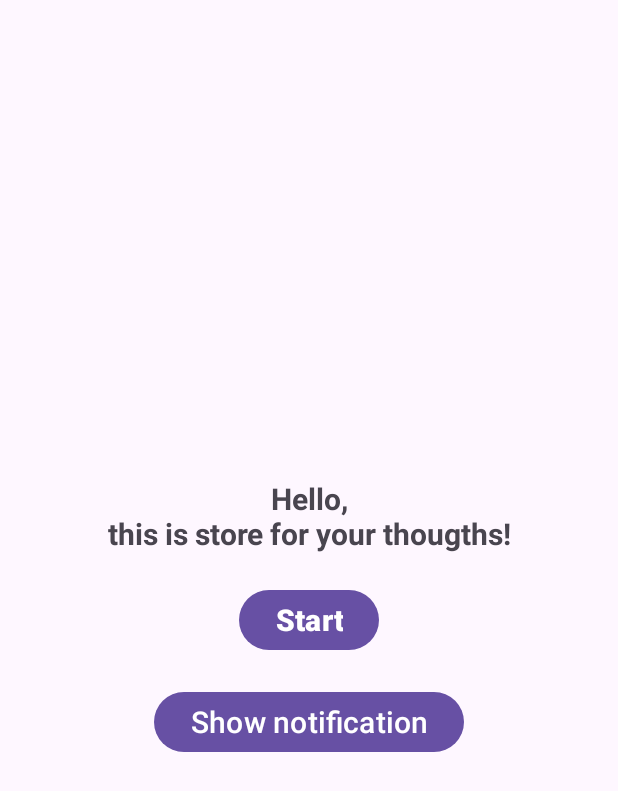
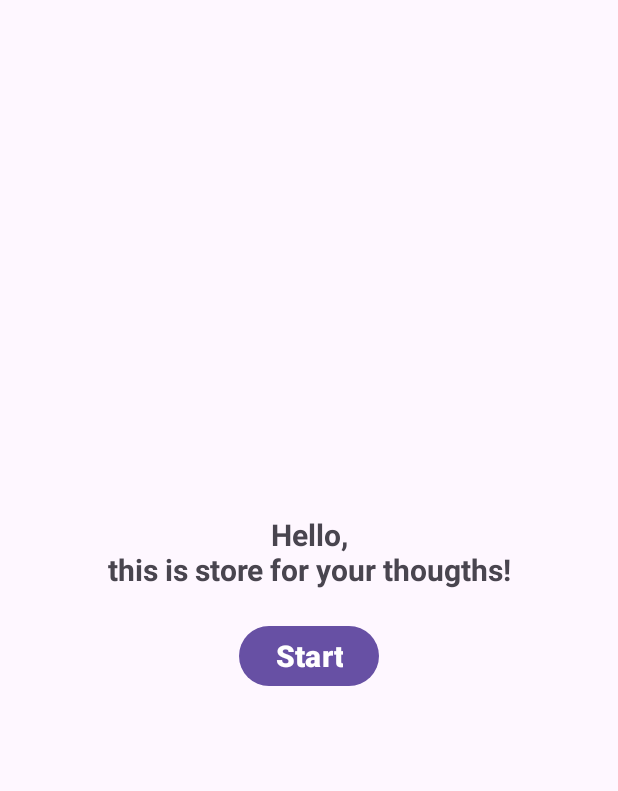
Before and after one commit to TamziF/MIREA_5, an Android app: the screen it shows after launch (MainActivity), on a phone screen of 412 x 824 dp. Shown: the top 791 px of the screen. Run offline under Robolectric (Android 15) with nearby library versions, the phone set to English and light mode, and no system bars.

Commit message:
Cleaned notifications, only 5 project commit

```diff
--- a/app/src/main/AndroidManifest.xml
+++ b/app/src/main/AndroidManifest.xml
@@ -1,9 +1,6 @@
 <?xml version="1.0" encoding="utf-8"?>
 <manifest xmlns:android="http://schemas.android.com/apk/res/android"
     xmlns:tools="http://schemas.android.com/tools">
-
-    <uses-permission android:name="android.permission.POST_NOTIFICATIONS"/>
-    <uses-permission android:name="android.permission.SYSTEM_ALERT_WINDOW"/>
 
     <application
         android:allowBackup="true"
--- a/app/src/main/java/com/example/mirea_5/NotificationManager.java
+++ /dev/null
@@ -1,55 +0,0 @@
-package com.example.mirea_5;
-
-import android.Manifest;
-import android.app.NotificationChannel;
-import android.content.Context;
-import android.content.pm.PackageManager;
-import android.widget.Toast;
-
-import androidx.core.app.ActivityCompat;
-import androidx.core.app.NotificationCompat;
-import androidx.core.app.NotificationManagerCompat;
-
-public class NotificationManager {
-
-    private final String CHANNEL_ID = "channel_id";
-    private final int notificationId = 1;
-
-    NotificationChannel importantChannel = new NotificationChannel("Важные уведомления!", "Важные уведомления!", android.app.NotificationManager.IMPORTANCE_DEFAULT);
-
-    NotificationCompat.Builder builder;
-
-    NotificationManagerCompat notificationManager;
-
-    public NotificationManager(Context context) {
-        builder = new NotificationCompat.Builder(context, importantChannel.getId());
-        notificationManager = NotificationManagerCompat.from(context);
-    }
-
-    public void sendNotification(String title, String text, int drawable, Context context) {
-
-        if (!checkPermission(context)) {
-            Toast.makeText(context, "NOT OK", Toast.LENGTH_SHORT).show();
-            return;
-        }
-        Toast.makeText(context, "OK", Toast.LENGTH_SHORT).show();
-
-        constructNotification(title, text, drawable);
-
-        notificationManager.notify(
-                notificationId, builder.build()
-        );
-    }
-
-    private boolean checkPermission(Context context) {
-        return ActivityCompat.checkSelfPermission(context, Manifest.permission.POST_NOTIFICATIONS) == PackageManager.PERMISSION_GRANTED;
-    }
-
-    private void constructNotification(String title, String text, int drawable) {
-        builder.setSmallIcon(drawable)
-                .setContentTitle(title)
-                .setContentText(text)
-                .setPriority(NotificationCompat.PRIORITY_DEFAULT);
-    }
-
-}
--- a/app/src/main/java/com/example/mirea_5/ui/hello_fragment/HelloFragment.java
+++ b/app/src/main/java/com/example/mirea_5/ui/hello_fragment/HelloFragment.java
@@ -1,58 +1,20 @@
 package com.example.mirea_5.ui.hello_fragment;
 
-import static android.icu.number.NumberRangeFormatter.with;
-
-import android.Manifest;
-import android.app.NotificationChannel;
-import android.app.PendingIntent;
-import android.content.Intent;
-import android.content.pm.PackageManager;
 import android.os.Bundle;
 
-import androidx.activity.result.ActivityResultLauncher;
-import androidx.activity.result.contract.ActivityResultContracts;
-import androidx.annotation.Nullable;
-import androidx.core.app.ActivityCompat;
-import androidx.core.app.NotificationCompat;
-import androidx.core.app.NotificationManagerCompat;
 import androidx.fragment.app.Fragment;
 import androidx.navigation.Navigation;
 
 import android.view.LayoutInflater;
 import android.view.View;
 import android.view.ViewGroup;
-import android.widget.Toast;
 
-import com.example.mirea_5.NotificationManager;
 import com.example.mirea_5.R;
 import com.example.mirea_5.databinding.FragmentHelloBinding;
 
 public class HelloFragment extends Fragment {
 
     private FragmentHelloBinding binding;
-
-    private NotificationManager notificationManager;
-
-    private ActivityResultLauncher<String> requestPermissionLauncher =
-            registerForActivityResult(new ActivityResultContracts.RequestPermission(), isGranted -> {
-                if (isGranted) {
-                    // Permission is granted. Continue the action or workflow in your
-                    // app.
-                } else {
-                    // Explain to the user that the feature is unavailable because the
-                    // feature requires a permission that the user has denied. At the
-                    // same time, respect the user's decision. Don't link to system
-                    // settings in an effort to convince the user to change their
-                    // decision.
-                }
-            });
-
-    @Override
-    public void onCreate(@Nullable Bundle savedInstanceState) {
-        super.onCreate(savedInstanceState);
-
-        notificationManager = new NotificationManager(requireContext());
-    }
 
     @Override
     public View onCreateView(LayoutInflater inflater, ViewGroup container,
@@ -63,19 +25,7 @@ public class HelloFragment extends Fragment {
                 Navigation.findNavController(v).navigate(R.id.action_helloFragment_to_notes)
         );
 
-        binding.notificationButton.setOnClickListener(v -> {
-            showNotification();
-        });
-
         return binding.getRoot();
     }
 
-    private void showNotification() {
-        String title = "Hello";
-        String text = "Please, don't forget to write new notes";
-        int drawable = R.drawable.ic_launcher_foreground;
-
-        notificationManager.sendNotification(title, text, drawable, requireContext());
-    }
-
 }
--- a/app/src/main/res/layout/fragment_hello.xml
+++ b/app/src/main/res/layout/fragment_hello.xml
@@ -14,7 +14,7 @@
         android:gravity="center"
         android:text="Hello,\nthis is store for your thougths!"
         android:textSize="20sp"
-        android:textStyle="bold"/>
+        android:textStyle="bold" />
 
     <Button
         android:id="@+id/start_button"
@@ -25,11 +25,4 @@
         android:textSize="20sp"
         android:textStyle="bold" />
 
-    <Button
-        android:id="@+id/notification_button"
-        android:layout_width="wrap_content"
-        android:layout_height="wrap_content"
-        android:text="Show notification"
-        android:textSize="20sp"/>
-
 </LinearLayout>
```
